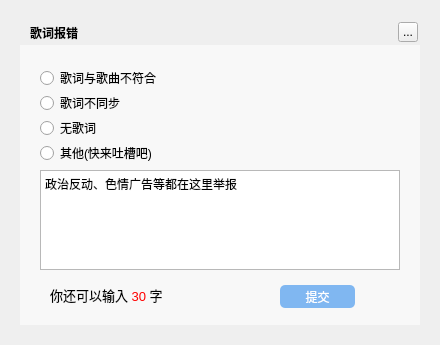
This is TTKCore/musicUi/musicLrcmanager/musiclrcerrorwidget.ui in Greedysky/TTKMusicPlayer as Qt 5 draws it before an edit. The edited form follows.
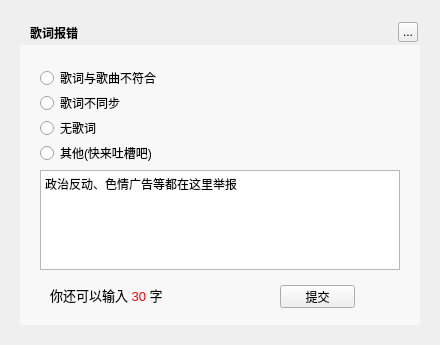
This is the edited form.

```diff
--- a/TTKCore/musicUi/musicLrcmanager/musiclrcerrorwidget.ui
+++ b/TTKCore/musicUi/musicLrcmanager/musiclrcerrorwidget.ui
@@ -149,9 +149,6 @@
      <height>23</height>
     </rect>
    </property>
-   <property name="styleSheet">
-    <string notr="true">QPushButton{border-radius:5px;background-color:#80B7F1;color:white;}</string>
-   </property>
    <property name="text">
     <string>提交</string>
    </property>
```
Left out of the diff: 3 changed lines with no effect on the pictures.
